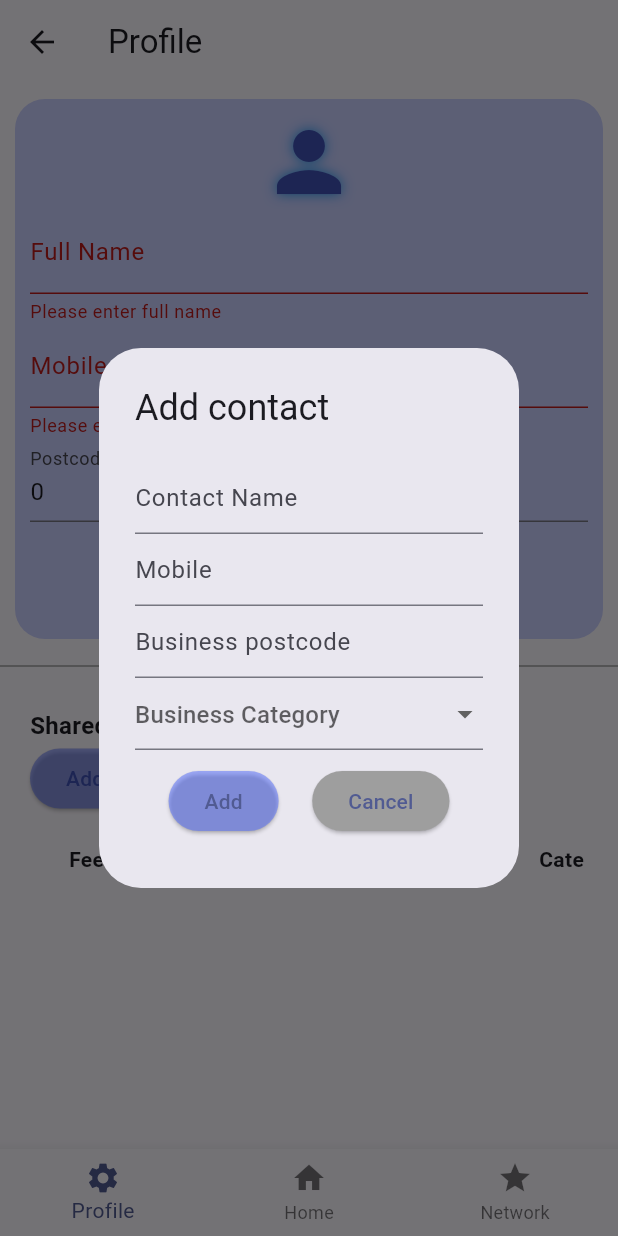
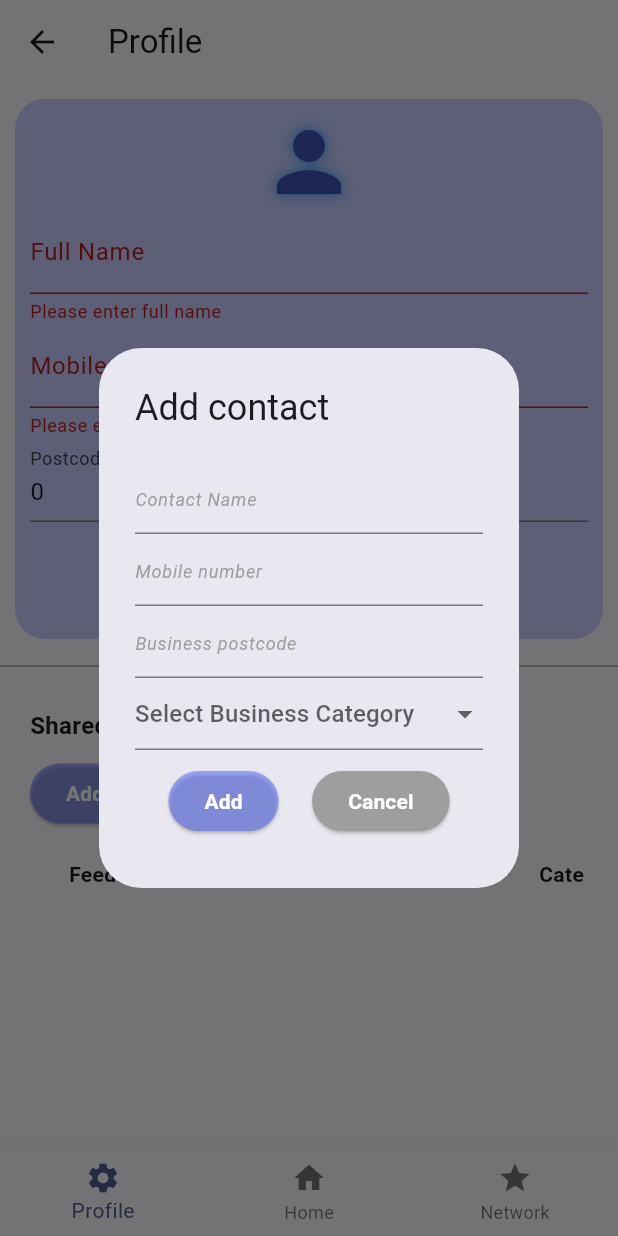
Before and after one commit to lalitparkale/TrustNet, a Flutter app: the ProfilePage screen opened by its route, after a tap on "Save", after a tap on "Add Contact", on a phone screen of 412 x 824 dp. Run offline on Flutter 3.47's test engine with Material 3 defaults, Android fonts, the phone set to English and light mode, and no system bars; missing offline and left inert: aad_b2c_webview.

Commit message:
1. sorted the categories list so it shows proper in the add Biz contact page 2. added category line in bizPage 3. notified user when mobile number is not found 4. made the button color, text font consistent across profile page

```diff
--- a/Prototype/mobile_app/assets/db/db-friends.csv
+++ b/Prototype/mobile_app/assets/db/db-friends.csv
@@ -92,3 +92,7 @@ user-id,friend-id
 1,36
 36,1
 18,37
+3,38
+38,3
+1,39
+39,1
--- a/Prototype/mobile_app/lib/globals.dart
+++ b/Prototype/mobile_app/lib/globals.dart
@@ -79,6 +79,7 @@ List<BusinessContact> gAllBizContacts =
 List<AusPostcode> gAusPostCodes = List<AusPostcode>.empty(growable: true);
 
 List<String> gCategories = [
+  'arborist',
   'plumber',
   'electrician',
   'carpenter',
@@ -117,6 +118,12 @@ List<String> gCategories = [
   'pergola',
   'Gardening',
   'Lawn Mowing',
+  'Equipment Repairs',
+  'Snake Catcher',
+  'Gyprock',
+  'Dentist',
+  'Builder Inspector',
+  'Podiatrist',
 ];
 
 /////////////////////////////////////////////////
@@ -232,13 +239,14 @@ Future<File> get getFileSharedBizContacts async {
   return File('$path/sharedbizcontacts.json');
 }
 
-void findUIDforProfile(String mobile) {
+bool findUIDforProfile(String mobile) {
   for (var i = 0; i < gAllUsers.length; i++) {
     if (gAllUsers[i].mobile == mobile) {
       gUserProfile.id = gAllUsers[i].id;
-      break;
+      return true;
     }
   }
+  return false;
 }
 
 void saveUserProfile() {
@@ -429,6 +437,9 @@ int getLevel(
   int fid,
 ) {
   int level = 0;
+
+  if (null == gFriendsMap[uid]) return level;
+
   List<int> friends = gFriendsMap[uid]!;
   if (uid == fid) return 0;
 
--- a/Prototype/mobile_app/lib/main.dart
+++ b/Prototype/mobile_app/lib/main.dart
@@ -24,6 +24,7 @@ class MyApp extends StatelessWidget {
     gUserProfile.email = '';
     gUserProfile.postcode = 0;
 
+    gCategories.sort();
     //gPooledBizContacts - read tradies data from csv file and populate global object
     gAllBizContacts.clear();
     loadDBAllTradies();
@@ -49,7 +50,7 @@ class MyApp extends StatelessWidget {
     //Load all shared contacts from persistent file
     UserContact.loadSharedContactsFromFile().then((value) {
       gSharedContacts = value;
-      gUniqueUserID = gSharedContacts.length + 1;
+      gUniqueUserID = gAllUsers.length + 9000001;
       incrementInitCounter();
     });
 
--- a/Prototype/mobile_app/lib/pages/contact_cards.dart
+++ b/Prototype/mobile_app/lib/pages/contact_cards.dart
@@ -31,6 +31,7 @@ class BizPage extends StatelessWidget {
                 color: Color.fromARGB(255, 0, 17, 221)),
           ),
         ),
+        bizLineItem("Category", cBizContact.bizCategory),
         bizLineItem("Contact Name", cBizContact.bizContactName),
         bizLineItem("Contact Mobile", cBizContact.bizContactMobile),
         bizLineItem("Business Phone", cBizContact.bizPhone),
--- a/Prototype/mobile_app/lib/pages/profile.dart
+++ b/Prototype/mobile_app/lib/pages/profile.dart
@@ -57,11 +57,14 @@ class SharedBizContactsTile extends StatelessWidget {
         crossAxisAlignment: CrossAxisAlignment.start,
         children: [
           const Text(
-            'Shared Business Contacts',
+            'Shared Tradies Contacts',
             style: TextStyle(
               fontSize: 16,
               fontWeight: FontWeight.bold,
             ),
+          ),
+          const SizedBox(
+            height: 10,
           ),
           Align(
             alignment: Alignment.topLeft,
@@ -76,7 +79,8 @@ class SharedBizContactsTile extends StatelessWidget {
                 'Add Contact',
                 style: TextStyle(
                   fontSize: 14,
-                  color: Colors.indigo,
+                  fontWeight: FontWeight.bold,
+                  color: Colors.white,
                 ),
               ),
             ),
@@ -202,6 +206,10 @@ class FormAddBizContactState extends State<FormAddBizContact> {
           TextFormField(
             decoration: const InputDecoration(
               hintText: 'Contact Name',
+              hintStyle: TextStyle(
+                  fontSize: 12,
+                  color: Colors.grey,
+                  fontStyle: FontStyle.italic),
             ),
             onSaved: (newValue) {
               newBizContact.bizName = newValue!;
@@ -216,8 +224,11 @@ class FormAddBizContactState extends State<FormAddBizContact> {
           ),
           TextFormField(
             decoration: const InputDecoration(
-              hintText: 'Mobile',
-            ),
+                hintText: 'Mobile number',
+                hintStyle: TextStyle(
+                    fontSize: 12,
+                    color: Colors.grey,
+                    fontStyle: FontStyle.italic)),
             onSaved: (newValue) {
               newBizContact.bizContactMobile = newValue!;
             },
@@ -234,6 +245,10 @@ class FormAddBizContactState extends State<FormAddBizContact> {
           TextFormField(
             decoration: const InputDecoration(
               hintText: 'Business postcode',
+              hintStyle: TextStyle(
+                  fontSize: 12,
+                  color: Colors.grey,
+                  fontStyle: FontStyle.italic),
             ),
             onSaved: (newValue) {
               newBizContact.postcode = int.parse(newValue!);
@@ -251,7 +266,11 @@ class FormAddBizContactState extends State<FormAddBizContact> {
           ),
           DropdownButtonFormField(
             decoration: const InputDecoration(
-              hintText: 'Business Category',
+              hintText: 'Select Business Category',
+              hintStyle: TextStyle(
+                  fontSize: 12,
+                  color: Colors.grey,
+                  fontStyle: FontStyle.italic),
             ),
             items: globals.gCategories
                 .map((String category) => DropdownMenuItem(
@@ -292,7 +311,9 @@ class FormAddBizContactState extends State<FormAddBizContact> {
                       );
                     }
                   },
-                  child: const Text('Add'),
+                  child: const Text('Add',
+                      style: TextStyle(
+                          color: Colors.white, fontWeight: FontWeight.bold)),
                 ),
               ),
               Padding(
@@ -302,6 +323,7 @@ class FormAddBizContactState extends State<FormAddBizContact> {
                   style: ElevatedButton.styleFrom(
                     backgroundColor: Colors.grey,
                   ),
+
                   onPressed: () {
                     //Navigator.of(context).pop();
                     Navigator.push(
@@ -310,7 +332,9 @@ class FormAddBizContactState extends State<FormAddBizContact> {
                           builder: (context) => const ProfilePage()),
                     );
                   },
-                  child: const Text('Cancel'),
+                  child: const Text('Cancel',
+                      style: TextStyle(
+                          color: Colors.white, fontWeight: FontWeight.bold)),
                 ),
               ),
             ],
@@ -345,6 +369,9 @@ class SharedContactsTile extends StatelessWidget {
               fontWeight: FontWeight.bold,
             ),
           ),
+          const SizedBox(
+            height: 10,
+          ),
           Align(
             alignment: Alignment.topLeft,
             child: ElevatedButton(
@@ -358,7 +385,8 @@ class SharedContactsTile extends StatelessWidget {
                 'Add Contact',
                 style: TextStyle(
                   fontSize: 14,
-                  color: Colors.indigo,
+                  color: Colors.white,
+                  fontWeight: FontWeight.bold,
                 ),
               ),
             ),
@@ -452,6 +480,10 @@ class FormAddContactState extends State<FormAddContact> {
             },
             decoration: const InputDecoration(
               hintText: 'First Name',
+              hintStyle: TextStyle(
+                  fontSize: 12,
+                  color: Colors.grey,
+                  fontStyle: FontStyle.italic),
             ),
             validator: (String? value) {
               if (value == null || value.isEmpty) {
@@ -467,6 +499,10 @@ class FormAddContactState extends State<FormAddContact> {
             },
             decoration: const InputDecoration(
               hintText: 'Last Name',
+              hintStyle: TextStyle(
+                  fontSize: 12,
+                  color: Colors.grey,
+                  fontStyle: FontStyle.italic),
             ),
             validator: (String? value) {
               if (value == null || value.isEmpty) {
@@ -481,6 +517,10 @@ class FormAddContactState extends State<FormAddContact> {
             },
             decoration: const InputDecoration(
               hintText: 'Mobile',
+              hintStyle: TextStyle(
+                  fontSize: 12,
+                  color: Colors.grey,
+                  fontStyle: FontStyle.italic),
             ),
             inputFormatters: [
               FilteringTextInputFormatter.allow(RegExp('[0-9]')),
@@ -519,7 +559,9 @@ class FormAddContactState extends State<FormAddContact> {
                       );
                     }
                   },
-                  child: const Text('Add'),
+                  child: const Text('Add',
+                      style: TextStyle(
+                          color: Colors.white, fontWeight: FontWeight.bold)),
                 ),
               ),
               Padding(
@@ -537,7 +579,9 @@ class FormAddContactState extends State<FormAddContact> {
                           builder: (context) => const ProfilePage()),
                     );
                   },
-                  child: const Text('Cancel'),
+                  child: const Text('Cancel',
+                      style: TextStyle(
+                          color: Colors.white, fontWeight: FontWeight.bold)),
                 ),
               ),
             ],
@@ -617,6 +661,10 @@ class FormUserProfileState extends State<FormUserProfile> {
             },
             decoration: const InputDecoration(
               hintText: 'Full Name',
+              hintStyle: TextStyle(
+                  fontSize: 12,
+                  color: Colors.grey,
+                  fontStyle: FontStyle.italic),
               labelText: 'Full Name',
             ),
             validator: (String? value) {
@@ -632,7 +680,11 @@ class FormUserProfileState extends State<FormUserProfile> {
               gUserProfile.mobile = newValue!;
             },
             decoration: const InputDecoration(
-              hintText: 'Mobile',
+              hintText: 'Enter mobile number as 04*******',
+              hintStyle: TextStyle(
+                  fontSize: 12,
+                  color: Colors.grey,
+                  fontStyle: FontStyle.italic),
               labelText: 'Mobile',
             ),
             inputFormatters: [
@@ -655,6 +707,10 @@ class FormUserProfileState extends State<FormUserProfile> {
             },
             decoration: const InputDecoration(
               hintText: 'Postcode',
+              hintStyle: TextStyle(
+                  fontSize: 12,
+                  color: Colors.grey,
+                  fontStyle: FontStyle.italic),
               labelText: 'Postcode',
             ),
             inputFormatters: [
@@ -681,9 +737,33 @@ class FormUserProfileState extends State<FormUserProfile> {
                     // the form is invalid.
                     formKeyProfile.currentState!.save();
                     if (formKeyProfile.currentState!.validate()) {
-                      findUIDforProfile(gUserProfile.mobile);
+                      //before saving the profile check if the user is already
+                      //in the db based on the mobile number as key
+                      bool ret = findUIDforProfile(gUserProfile.mobile);
+                      if (ret == false) {
+                        //if not found then assign a new ID
+                        gUserProfile.id = getUniqueUserID();
+                      }
                       //save user profile to db
                       saveUserProfile();
+
+                      //if ID has not found then notify user what it means
+                      if (ret == false) {
+                        //show user message
+                        ScaffoldMessenger.of(context).showSnackBar(
+                          SnackBar(
+                            content: const Text(
+                              'It seems your mobile number is not registered for this pilot. Please ensure mobile is entered starting with a \'0\', like 04********',
+                            ),
+                            backgroundColor: Colors.black.withOpacity(1),
+                            shape: RoundedRectangleBorder(
+                              borderRadius: BorderRadius.circular(10),
+                            ),
+                            showCloseIcon: true,
+                            duration: const Duration(seconds: 10),
+                          ),
+                        );
+                      }
 
                       //show user message
                       ScaffoldMessenger.of(context).showSnackBar(
@@ -702,7 +782,8 @@ class FormUserProfileState extends State<FormUserProfile> {
                   },
                   child: const Text(
                     'Save',
-                    style: TextStyle(color: Colors.indigo),
+                    style: TextStyle(
+                        color: Colors.white, fontWeight: FontWeight.bold),
                   ),
                 ),
               ),
--- a/Prototype/mobile_app/lib/pages/screen_lib.dart
+++ b/Prototype/mobile_app/lib/pages/screen_lib.dart
@@ -16,7 +16,7 @@ Container searchBar(BuildContext context) {
           borderRadius: BorderRadius.circular(25),
         ),
         labelText: 'Search',
-        hintText: 'search for services, like fix leaking pipe',
+        hintText: 'search for tradies, like plumber to fix leaking pipe',
         hintStyle: const TextStyle(
             fontSize: 11, color: Colors.grey, fontStyle: FontStyle.italic),
 
--- a/Prototype/mobile_app/pubspec.yaml
+++ b/Prototype/mobile_app/pubspec.yaml
@@ -16,7 +16,7 @@ publish_to: 'none' # Remove this line if you wish to publish to pub.dev
 # https://developer.apple.com/library/archive/documentation/General/Reference/InfoPlistKeyReference/Articles/CoreFoundationKeys.html
 # In Windows, build-name is used as the major, minor, and patch parts
 # of the product and file versions while build-number is used as the build suffix.
-version: 0.0.11+18
+version: 0.0.12+19
 
 environment:
   sdk: '>=3.2.3 <4.0.0'
```
Also changed, not shown: Prototype/mobile_app/assets/db/db-alltradies.csv (+39 -7 lines), Prototype/mobile_app/assets/db/db-allusers.csv (+38 -36 lines), Prototype/mobile_app/assets/db/db-usedservices.csv (+32 -0 lines), Prototype/mobile_app/lib/pages/home.dart (+17 -7 lines).
